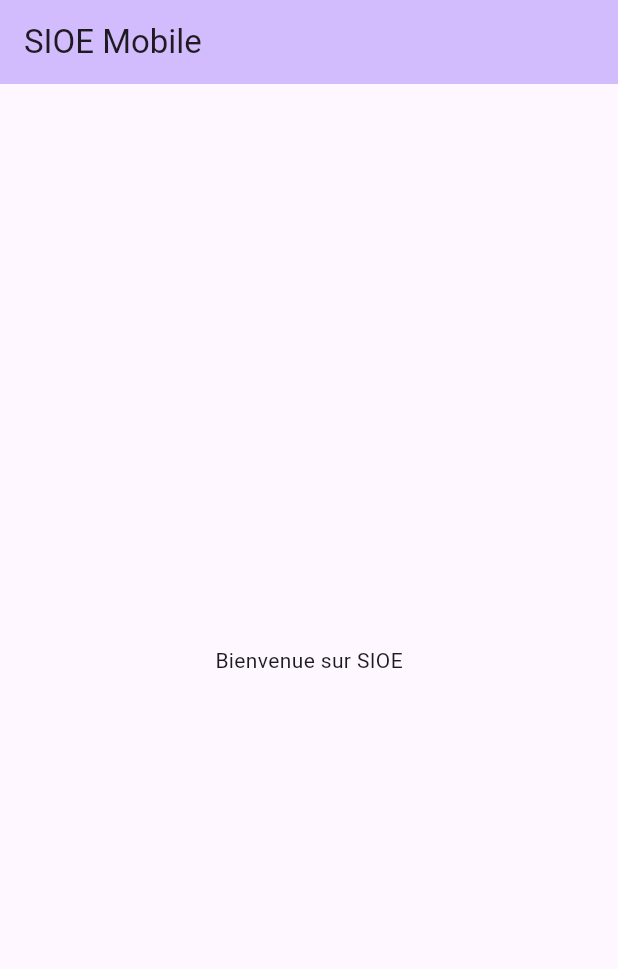
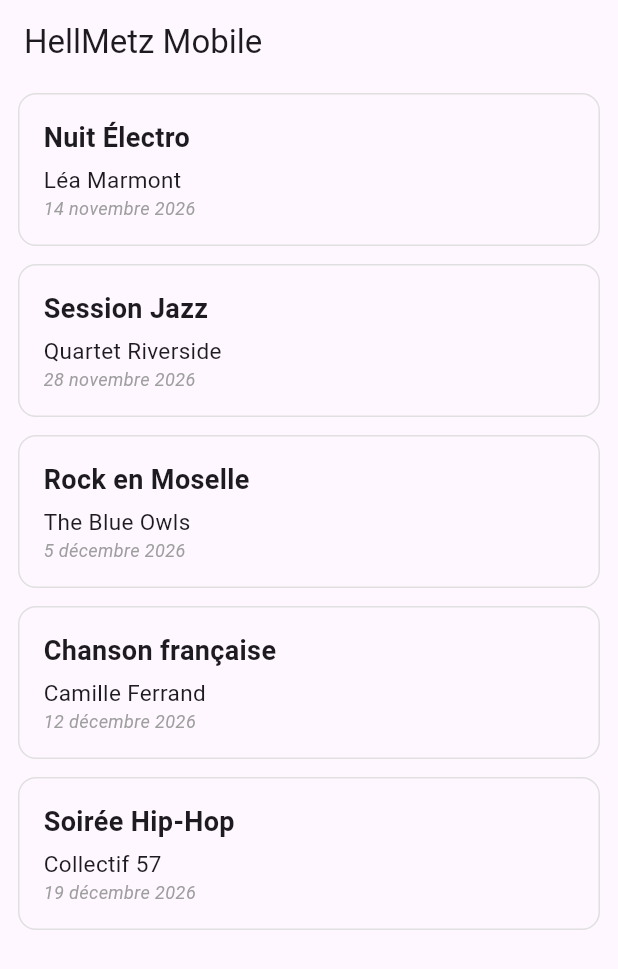
Before and after one commit to PriamA57/SIOE_mobile, a Flutter app: the screen it shows after launch, on a phone screen of 412 x 824 dp. Shown: the top 969 px of the screen. Run offline on Flutter 3.47's test engine with Material 3 defaults, Android fonts, the phone set to English and light mode, and no system bars.

Commit message:
Ajout de la documentation & et la fin du projet

```diff
--- /dev/null
+++ b/lib/data/concerts.dart
@@ -0,0 +1,10 @@
+import '../models/concert.dart';
+
+/// Données FOURNIES (fictives) — 5 concerts codés en dur.
+const List<Concert> concerts = [
+  Concert(titre: 'Nuit Électro', artiste: 'Léa Marmont', date: '14 novembre 2026', lieu: 'Les Arènes de Metz'),
+  Concert(titre: 'Session Jazz', artiste: 'Quartet Riverside', date: '28 novembre 2026', lieu: "L'Arsenal, Metz"),
+  Concert(titre: 'Rock en Moselle', artiste: 'The Blue Owls', date: '5 décembre 2026', lieu: 'La BAM, Metz'),
+  Concert(titre: 'Chanson française', artiste: 'Camille Ferrand', date: '12 décembre 2026', lieu: 'Les Trinitaires, Metz'),
+  Concert(titre: 'Soirée Hip-Hop', artiste: 'Collectif 57', date: '19 décembre 2026', lieu: 'La BAM, Metz'),
+];
--- a/lib/main.dart
+++ b/lib/main.dart
@@ -1,4 +1,5 @@
 import 'package:flutter/material.dart';
+import 'screens/liste_concerts.dart';
 
 void main() {
   runApp(const MyApp());
@@ -15,7 +16,7 @@ class MyApp extends StatelessWidget {
       theme: ThemeData(
         colorScheme: .fromSeed(seedColor: Colors.deepPurple),
       ),
-      home: const MyHomePage(title: 'SIOE Mobile'),
+      home: const ListeConcertsScreen(),
     );
   }
 }
--- /dev/null
+++ b/lib/models/concert.dart
@@ -0,0 +1,14 @@
+/// Modèle Concert — FOURNI, ne pas modifier.
+class Concert {
+  final String titre;
+  final String artiste;
+  final String date;
+  final String lieu;
+
+  const Concert({
+    required this.titre,
+    required this.artiste,
+    required this.date,
+    required this.lieu,
+  });
+}
--- /dev/null
+++ b/lib/screens/liste_concerts.dart
@@ -0,0 +1,39 @@
+import 'package:flutter/material.dart';
+import '../data/concerts.dart';
+import '../widgets/carte_concert.dart';
+import 'detail_concert.dart';
+// TODO (étape 7) : importer l'écran de détail
+// import 'detail_concert.dart';
+
+/// Liste des concerts — structure du ListView.builder FOURNIE (étape 5).
+/// À compléter : la navigation au clic (étape 7).
+class ListeConcertsScreen extends StatelessWidget {
+  const ListeConcertsScreen({super.key});
+
+  @override
+  Widget build(BuildContext context) {
+    return Scaffold(
+      appBar: AppBar(title: const Text('HellMetz Mobile')),
+      body: ListView.builder(
+        itemCount: concerts.length,
+        itemBuilder: (context, index) {
+          final concert = concerts[index];
+          return CarteConcert(
+            concert: concert,
+            // TODO (étape 7) : au clic, naviguer vers DetailConcertScreen
+            // en lui transmettant `concert`.
+             onTap: () {
+               Navigator.push(
+                 context,
+                 MaterialPageRoute(
+                   builder: (context) => DetailConcertScreen(concert: concert),
+                 ),
+               );
+             },
+
+          );
+        },
+      ),
+    );
+  }
+}
--- /dev/null
+++ b/lib/widgets/carte_concert.dart
@@ -0,0 +1,49 @@
+import 'package:flutter/material.dart';
+import '../models/concert.dart';
+
+/// Carte de présentation d'un concert — À COMPLÉTER (étape 4).
+///
+/// Le Container et ses marges/bordures sont fournis.
+/// Complétez le contenu de la Column : titre en GRAS, artiste, date.
+class CarteConcert extends StatelessWidget {
+  final Concert concert;
+  final VoidCallback? onTap;
+
+  const CarteConcert({super.key, required this.concert, this.onTap});
+
+  @override
+  Widget build(BuildContext context) {
+    return GestureDetector(
+      onTap: onTap,
+      child: Container(
+        margin: const EdgeInsets.symmetric(horizontal: 12, vertical: 6),
+        padding: const EdgeInsets.all(16), // marge intérieure de 16 px
+        decoration: BoxDecoration(
+          border: Border.all(color: Colors.grey.shade300),
+          borderRadius: BorderRadius.circular(12), // bordure arrondie
+        ),
+        child: Column(
+          crossAxisAlignment: CrossAxisAlignment.start,
+          children: [
+            // Exemple fourni : le titre, en gras.
+            Text(
+              concert.titre,
+              style: const TextStyle(fontWeight: FontWeight.bold, fontSize: 18),
+            ),
+            const SizedBox(height: 4),
+            // TODO 1 : afficher l'artiste  ->  Text(concert.artiste)
+            Text(
+              concert.artiste,
+              style: const TextStyle(fontSize: 15),
+            ),
+            // TODO 2 : afficher la date     ->  Text(concert.date)
+            Text(
+              concert.date,
+              style: const TextStyle(fontStyle: FontStyle.italic, fontSize: 12, color: Colors.grey),
+            ),
+          ],
+        ),
+      ),
+    );
+  }
+}
```
Also changed, not shown: lib/screens/detail_concert.dart (added, +45 -0 lines), docs/img/img_2.png (added), docs/img/img_3.png (added), docs/img/img_4.png (added), docs/img/img_5.png (added), 2 other files.
